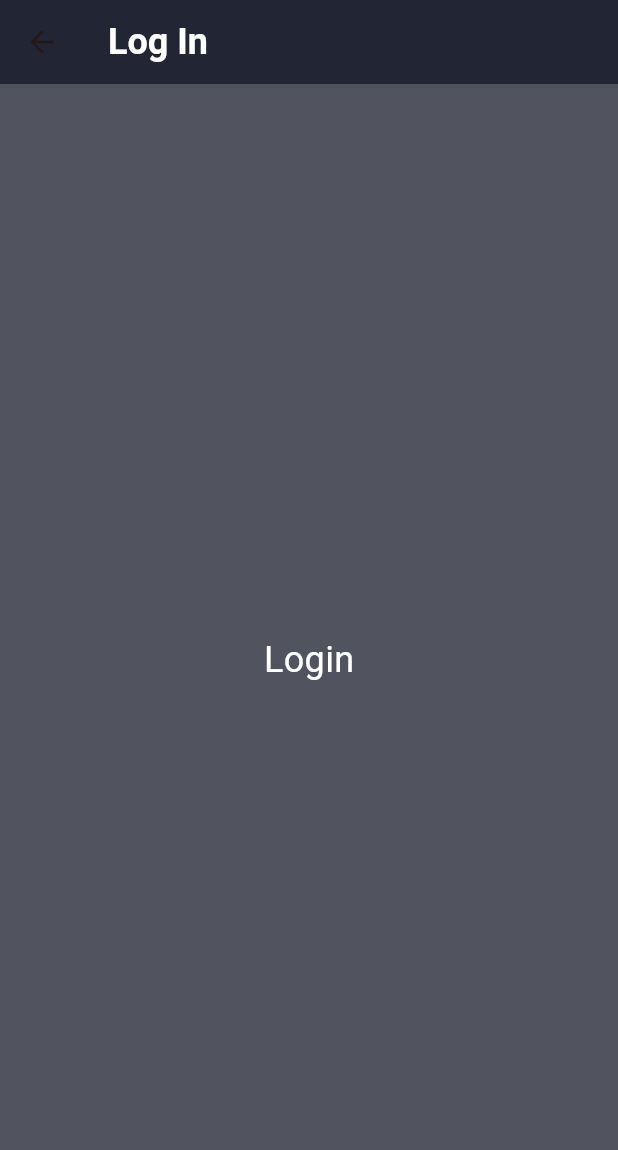
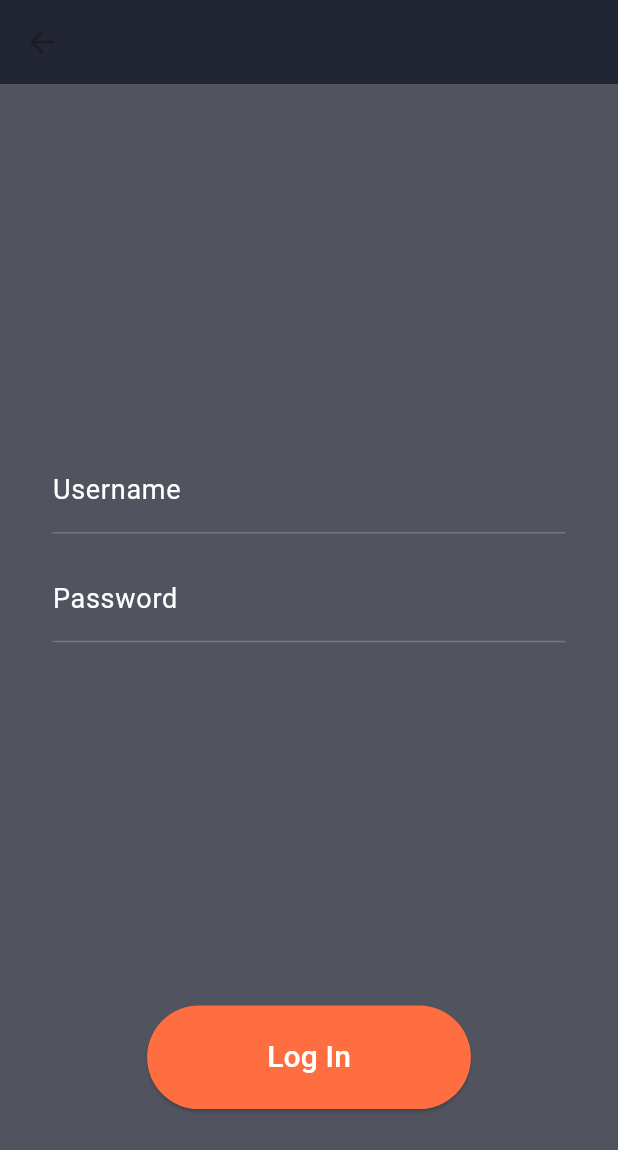
Before and after one commit to Pososew/hardline, a Flutter app: the screen it shows after launch, after a tap on "Log In", on a phone screen of 412 x 824 dp. Shown: the top 1150 px of the screen. Run offline on Flutter 3.47's test engine with Material 3 defaults, Android fonts, the phone set to English and light mode, and no system bars.

Commit message:
ну ты сам всё видел, думаю, объяснять не нужно

```diff
--- /dev/null
+++ b/lib/design/dimensions.dart
@@ -0,0 +1,6 @@
+double fontsize18 = 18;
+double fontsize20 = 20;
+double fontsize24 = 24;
+
+double height15 = 15;
+double height20 = 20;
--- a/lib/feature/login_page/view/login_screen_page.dart
+++ b/lib/feature/login_page/view/login_screen_page.dart
@@ -1,19 +1,82 @@
 import 'package:flutter/material.dart';
+import 'package:hardline/design/dimensions.dart';
 
-class LoginScreen extends StatelessWidget {
+class LoginScreen extends StatefulWidget {
   const LoginScreen({super.key});
 
   @override
+  State<LoginScreen> createState() => _LoginScreenState();
+}
+
+class _LoginScreenState extends State<LoginScreen> {
+  @override
   Widget build(BuildContext context) {
     return Scaffold(
-      appBar: AppBar(
-        title: const Text('Log In'),
-      ),
-      body: const Center(
-        child: Text(
-          'Login',
-          style: TextStyle(fontSize: 24, color: Colors.white),
-        ),
+      appBar: AppBar(),
+      body: Stack(
+        children: <Widget>[
+          Padding(
+            padding: const EdgeInsets.symmetric(horizontal: 35),
+            child: Column(
+              children: [
+                Expanded(
+                  flex: 4,
+                  child: Column(
+                    mainAxisAlignment: MainAxisAlignment.center,
+                    children: <Widget>[
+                      TextField(
+                        decoration: InputDecoration(
+                          labelText: 'Username',
+                          labelStyle: TextStyle(
+                            fontSize: fontsize18,
+                            color: Colors.white,
+                          ),
+                        ),
+                      ),
+                      SizedBox(
+                        height: height15,
+                      ),
+                      TextField(
+                        decoration: InputDecoration(
+                          labelText: 'Password',
+                          labelStyle: TextStyle(
+                            fontSize: fontsize18,
+                            color: Colors.white,
+                          ),
+                        ),
+                      ),
+                    ],
+                  ),
+                ),
+                Expanded(
+                  flex: 1,
+                  child: Row(
+                    mainAxisAlignment: MainAxisAlignment.center,
+                    crossAxisAlignment: CrossAxisAlignment.start,
+                    children: <Widget>[
+                      ElevatedButton(
+                        onPressed: () {},
+                        style: ElevatedButton.styleFrom(
+                          padding: const EdgeInsets.symmetric(
+                              horizontal: 80, vertical: 20),
+                          foregroundColor: Colors.white,
+                          backgroundColor: Colors.deepOrangeAccent,
+                        ),
+                        child: Text(
+                          'Log In',
+                          style: TextStyle(
+                            fontSize: fontsize20,
+                            color: Colors.white,
+                          ),
+                        ),
+                      ),
+                    ],
+                  ),
+                ),
+              ],
+            ),
+          ),
+        ],
       ),
     );
   }
--- a/lib/feature/login_page/widgets/login_page_button.dart
+++ b/lib/feature/login_page/widgets/login_page_button.dart
@@ -1,4 +1,5 @@
 import 'package:flutter/material.dart';
+import 'package:hardline/design/dimensions.dart';
 
 class LoginPageButton extends StatelessWidget {
   const LoginPageButton({super.key});
@@ -12,7 +13,7 @@ class LoginPageButton extends StatelessWidget {
       style: TextButton.styleFrom(
         foregroundColor: Colors.white,
         padding: const EdgeInsets.symmetric(horizontal: 80, vertical: 20),
-        textStyle: const TextStyle(fontSize: 20),
+        textStyle: TextStyle(fontSize: fontsize20),
       ),
       child: const Text('Log In'),
     );
--- a/lib/feature/register_page/view/register_screen_page.dart
+++ b/lib/feature/register_page/view/register_screen_page.dart
@@ -1,4 +1,5 @@
 import 'package:flutter/material.dart';
+import 'package:hardline/design/dimensions.dart';
 
 class RegisterScreen extends StatelessWidget {
   const RegisterScreen({super.key});
@@ -9,10 +10,10 @@ class RegisterScreen extends StatelessWidget {
       appBar: AppBar(
         title: const Text('Register'),
       ),
-      body: const Center(
+      body: Center(
         child: Text(
           'Register',
-          style: TextStyle(fontSize: 24, color: Colors.white),
+          style: TextStyle(fontSize: fontsize24, color: Colors.white),
         ),
       ),
     );
--- a/lib/feature/register_page/widgets/register_page_button.dart
+++ b/lib/feature/register_page/widgets/register_page_button.dart
@@ -1,4 +1,5 @@
 import 'package:flutter/material.dart';
+import 'package:hardline/design/dimensions.dart';
 
 class RegisterPageButton extends StatelessWidget {
   const RegisterPageButton({super.key});
@@ -14,7 +15,7 @@ class RegisterPageButton extends StatelessWidget {
       },
       style: ElevatedButton.styleFrom(
         padding: const EdgeInsets.symmetric(horizontal: 80, vertical: 20),
-        textStyle: const TextStyle(fontSize: 20),
+        textStyle: TextStyle(fontSize: fontsize20),
       ),
       child: const Text('Register'),
     );
--- a/lib/first_page/first_page_screen.dart
+++ b/lib/first_page/first_page_screen.dart
@@ -1,31 +1,27 @@
 import 'package:flutter/material.dart';
+import 'package:hardline/design/dimensions.dart';
 
 import '../feature/login_page/widgets/widgets.dart';
 import '../feature/register_page/widgets/widgets.dart';
 
-class FirstScreen extends StatefulWidget {
+class FirstScreen extends StatelessWidget {
   const FirstScreen({super.key, required this.title});
 
   final String title;
 
   @override
-  State<FirstScreen> createState() => _FirstScreenState();
-}
-
-class _FirstScreenState extends State<FirstScreen> {
-  @override
   Widget build(BuildContext context) {
     return Scaffold(
       appBar: AppBar(
-        title: Text(widget.title),
+        title: Text(title),
       ),
-      body: const Center(
+      body: Center(
         child: Column(
           mainAxisAlignment: MainAxisAlignment.center,
           children: [
-            RegisterPageButton(),
-            SizedBox(height: 20),
-            LoginPageButton(),
+            const RegisterPageButton(),
+            SizedBox(height: height20),
+            const LoginPageButton(),
           ],
         ),
       ),
--- a/lib/theme/theme.dart
+++ b/lib/theme/theme.dart
@@ -1,13 +1,13 @@
 import 'package:flutter/material.dart';
+import 'package:hardline/design/dimensions.dart';
 
 final darkTheme = ThemeData(
-  colorScheme: ColorScheme.fromSeed(seedColor: Colors.black),
   scaffoldBackgroundColor: const Color.fromARGB(186, 16, 21, 35),
-  appBarTheme: const AppBarTheme(
-    backgroundColor: Color.fromARGB(186, 16, 21, 35),
+  appBarTheme: AppBarTheme(
+    backgroundColor: const Color.fromARGB(186, 16, 21, 35),
     titleTextStyle: TextStyle(
       color: Colors.white,
-      fontSize: 24,
+      fontSize: fontsize24,
       fontWeight: FontWeight.w700,
     ),
   ),
```
Also changed, not shown: lib/feature/register_page/view/register_page_screen.dart (deleted).
